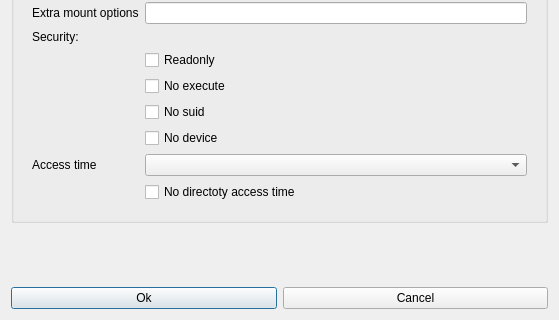
Qt form ui/mount.ui (iddekingej/blgui) before a commit; both pictures show x 0 to 559 and y 338 to 658 of the 559 by 658 pixel window.
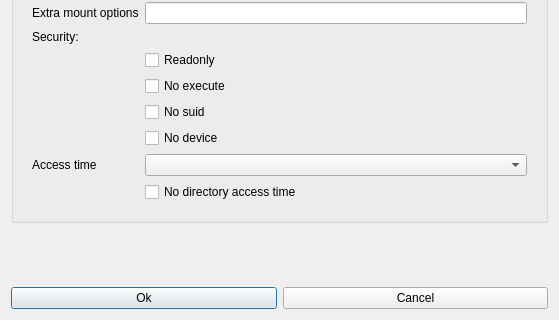
The same form after that commit.

Patch:
```diff
--- a/ui/mount.ui
+++ b/ui/mount.ui
@@ -195,7 +195,7 @@
          <item row="10" column="1">
           <widget class="QCheckBox" name="noAccessDir">
            <property name="text">
-            <string>No directoty access time</string>
+            <string>No directory access time</string>
            </property>
           </widget>
          </item>
```
